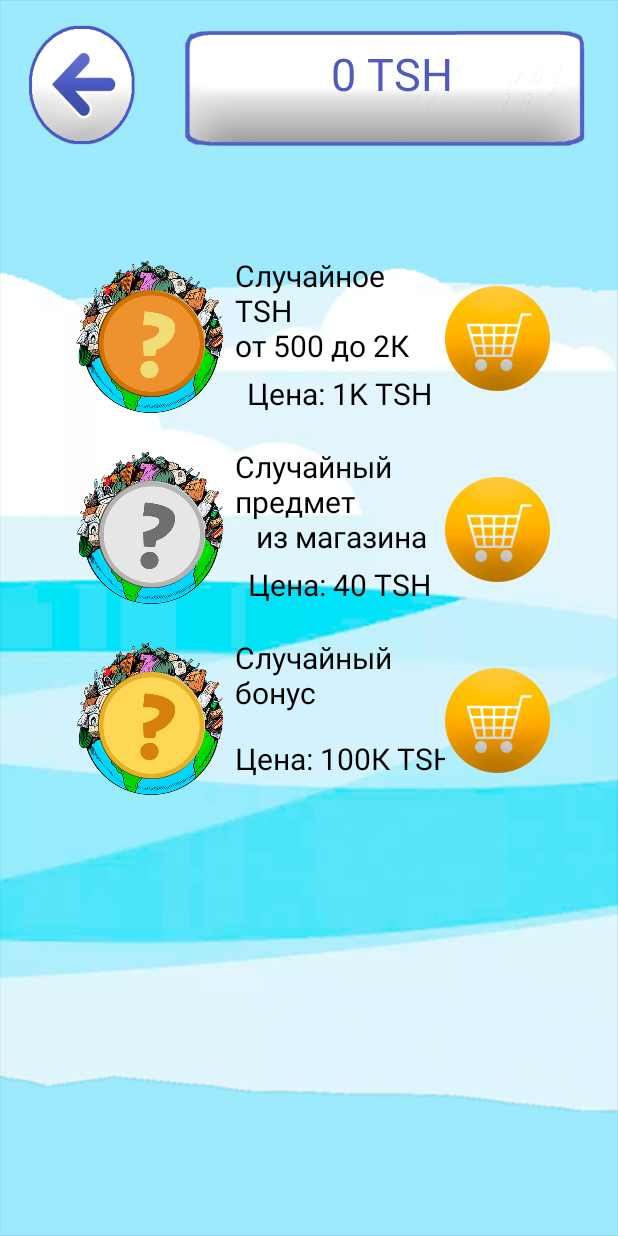
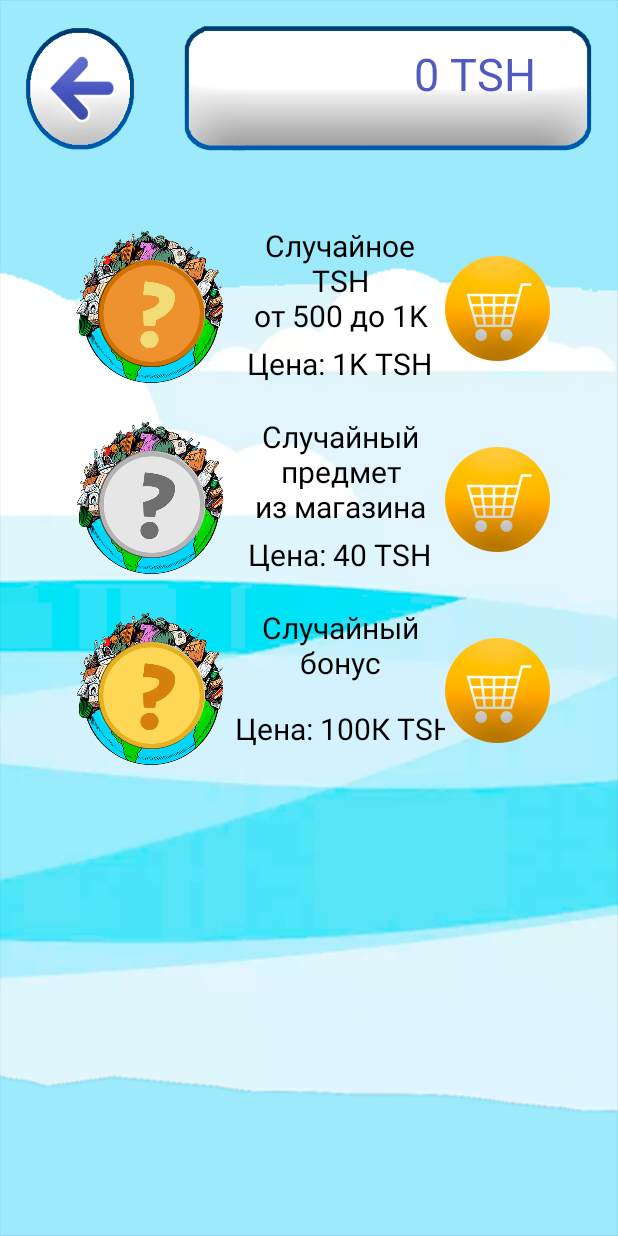
Before and after one commit to gleb-shnshn/TrashWorld, an Android app: the LotteryStoreActivity screen opened directly, with no data from a screen before it, on a phone screen of 412 x 824 dp. Run offline under Robolectric (Android 15) with nearby library versions, the phone set to English and light mode, and no system bars; plain views replace CFTextView; 1 statement that could not run was skipped.

Commit message:
08-05-2018 designr

```diff
--- a/app/src/main/java/glebshanshin/trashworld/LotteryStoreActivity.java
+++ b/app/src/main/java/glebshanshin/trashworld/LotteryStoreActivity.java
@@ -17,8 +17,9 @@ public class LotteryStoreActivity extends Activity {
     DBHelper dbHelper;
     Cursor cursor;
     Intent intent;
-    TextView TSHv, priceO;
-    int factory, robot, car, man, TSH, price;
+    TextView TSHv, priceO, priceB, text;
+    String m = "Случайное  TSH\nот ";
+    int factory, robot, car, man, TSH, price, nprice;
 
     @Override
     protected void onCreate(Bundle savedInstanceState) {
@@ -60,16 +61,14 @@ public class LotteryStoreActivity extends Activity {
 
     private void updatePrice() {
         price = ((man + 1) + ((car + 1) * 10) + ((robot + 1) * 50) + ((factory + 1) * 100)) / 4;
-        String newa = "" + price;
-        if (newa.length() > 9) {
-            newa = newa.substring(0, newa.length() - 9) + "B";
-        } else if (newa.length() > 6) {
-            newa = newa.substring(0, newa.length() - 6) + "M";
-        } else if (newa.length() > 3) {
-            newa = newa.substring(0, newa.length() - 3) + "K";
-        }
+        String newa = getPrice(price);
         priceO = findViewById(R.id.price);
         priceO.setText("Цена: " + newa + " TSH");
+        nprice = (TSH / 10) + 1000;
+        priceB = findViewById(R.id.price1);
+        text = findViewById(R.id.priceB);
+        priceB.setText("Цена: "+getPrice(nprice)+" TSH");
+        text.setText(m + getPrice(nprice / 2) + " до " + getPrice((int)(nprice * 1.5)));
     }
 
     public void init(SQLiteDatabase db) {
@@ -93,22 +92,25 @@ public class LotteryStoreActivity extends Activity {
         db.update("Data", newValues, "_id = 1", null);
     }
 
-    private void updateTSH() {
-        String newa = "" + TSH;
+    private String getPrice(int s) {
+        String newa = "" + s;
         if (newa.length() > 9) {
             newa = newa.substring(0, newa.length() - 9) + "B";
-        }
-        if (newa.length() > 6) {
+        } else if (newa.length() > 6) {
             newa = newa.substring(0, newa.length() - 6) + "M";
         } else if (newa.length() > 3) {
             newa = newa.substring(0, newa.length() - 3) + "K";
         }
-        String prefix = new String(new char[10 - newa.length()]).replace("\0", " ");
-        TSHv.setText(prefix + newa + " TSH");
+        return newa;
+    }
+
+    private void updateTSH() {
+        String newa = getPrice(TSH);
+        TSHv.setText(newa + " TSH ");
     }
 
     private void toast() {
-        Toast.makeText(getApplicationContext(), "Не достаточно TSH", Toast.LENGTH_SHORT).show();
+        Toast.makeText(getApplicationContext(), "Недостаточно TSH", Toast.LENGTH_SHORT).show();
     }
 
     public void toPlay(View view) {
@@ -119,8 +121,8 @@ public class LotteryStoreActivity extends Activity {
     }
 
     public void buyBronze(View view) {
-        if (TSH >= 1000) {
-            TSH -= 1000;
+        if (TSH >= nprice) {
+            TSH -= nprice;
             intent.putExtra("1", "bronzel");
             update(db);
             startActivity(intent);
--- a/app/src/main/java/glebshanshin/trashworld/StatisticsActivity.java
+++ b/app/src/main/java/glebshanshin/trashworld/StatisticsActivity.java
@@ -48,8 +48,7 @@ public class StatisticsActivity extends Activity {
         } else if (newa.length() > 3) {
             newa = newa.substring(0, newa.length() - 3) + "K";
         }
-        String prefix = new String(new char[14 - newa.length()]).replace("\0", " ");
-        TSH.setText(prefix + newa);
+        TSH.setText(newa+" TSH ");
     }
 
     private void init1() {
--- a/app/src/main/java/glebshanshin/trashworld/StoreActivity.java
+++ b/app/src/main/java/glebshanshin/trashworld/StoreActivity.java
@@ -116,9 +116,7 @@ public class StoreActivity extends Activity {
 
     private void updateTSH() {
         String m = getPrice(TSH);
-        String prefix = new String(new char[14 - m.length()]).replace("\0", " ");
-        tsh = prefix + m;
-        TSHv.setText(tsh);
+        TSHv.setText(m+" ");
     }
 
     private void update(SQLiteDatabase db) {
@@ -159,7 +157,7 @@ public class StoreActivity extends Activity {
     }
 
     private void toast() {
-        Toast.makeText(getApplicationContext(), "Не достаточно TSH", Toast.LENGTH_SHORT).show();
+        Toast.makeText(getApplicationContext(), "Недостаточно TSH", Toast.LENGTH_SHORT).show();
     }
 
     private void increase(int b, int i, String d) {
--- a/app/src/main/res/layout/lotterystore_main.xml
+++ b/app/src/main/res/layout/lotterystore_main.xml
@@ -10,13 +10,12 @@
 
     <LinearLayout
         android:layout_width="match_parent"
-        android:layout_height="100dp"
+        android:layout_height="80dp"
         android:orientation="horizontal">
 
         <Button
-            android:id="@+id/back"
             android:layout_width="70dp"
-            android:layout_height="83dp"
+            android:layout_height="82dp"
             android:layout_weight="1"
             android:background="@color/alpha1"
             android:onClick="toPlay" />
@@ -39,10 +38,11 @@
 
             <io.gloxey.cfv.CFTextView
                 android:id="@+id/TSH"
-                android:layout_width="230dp"
-                android:layout_height="70dp"
+                android:layout_width="209dp"
+                android:layout_height="49dp"
                 android:layout_weight="1"
-                android:text="           0"
+                android:text="0 "
+                android:textAlignment="textEnd"
                 android:textColor="@color/blue"
                 android:textSize="30sp"
                 app:font_name="nyeti.ttf" />
@@ -78,17 +78,19 @@
             android:orientation="vertical">
 
             <io.gloxey.cfv.CFTextView
-                android:id="@+id/textman"
-                android:layout_width="wrap_content"
+                android:id="@+id/priceB"
+                android:layout_width="match_parent"
                 android:layout_height="wrap_content"
                 android:layout_gravity="center_horizontal"
                 android:layout_weight="1"
                 android:text="Случайное  TSH\nот 500 до 2К"
+                android:textAlignment="center"
                 android:textColor="#000000"
                 android:textSize="20dp"
                 app:font_name="brody.ttf" />
 
             <io.gloxey.cfv.CFTextView
+                android:id="@+id/price1"
                 android:layout_width="wrap_content"
                 android:layout_height="wrap_content"
                 android:layout_gravity="center_horizontal"
@@ -140,11 +142,12 @@
             android:orientation="vertical">
 
             <io.gloxey.cfv.CFTextView
-                android:layout_width="wrap_content"
+                android:layout_width="match_parent"
                 android:layout_height="wrap_content"
                 android:layout_gravity="center_horizontal"
                 android:layout_weight="1"
-                android:text="Случайный предмет\n   из магазина"
+                android:text="Случайный предмет\nиз магазина"
+                android:textAlignment="center"
                 android:textColor="#000000"
                 android:textSize="20dp"
                 app:font_name="brody.ttf" />
@@ -202,11 +205,12 @@
             android:orientation="vertical">
 
             <io.gloxey.cfv.CFTextView
-                android:layout_width="wrap_content"
+                android:layout_width="match_parent"
                 android:layout_height="wrap_content"
                 android:layout_gravity="center_horizontal"
                 android:layout_weight="1"
                 android:text="Случайный бонус"
+                android:textAlignment="center"
                 android:textColor="#000000"
                 android:textSize="20dp"
                 app:font_name="brody.ttf" />
--- a/app/src/main/res/layout/statistics_main.xml
+++ b/app/src/main/res/layout/statistics_main.xml
@@ -39,10 +39,11 @@
 
             <io.gloxey.cfv.CFTextView
                 android:id="@+id/TSH"
-                android:layout_width="230dp"
+                android:layout_width="204dp"
                 android:layout_height="100dp"
                 android:layout_weight="1"
-                android:text="          0"
+                android:text="0"
+                android:textAlignment="textEnd"
                 android:textColor="@color/blue"
                 android:textSize="30sp"
                 app:font_name="nyeti.ttf" />
```
Also changed, not shown: app/src/main/java/glebshanshin/trashworld/LotteryActivity.java (+16 -3 lines), app/src/main/java/glebshanshin/trashworld/PlayActivity.java (+24 -33 lines), app/src/main/res/layout/lottery_main.xml (+6 -5 lines), app/src/main/res/layout/play_main.xml (+12 -3 lines), app/src/main/res/layout/store_main.xml (+4 -3 lines), app/src/main/res/drawable/settingpage.png, app/src/main/res/drawable/store.png.
